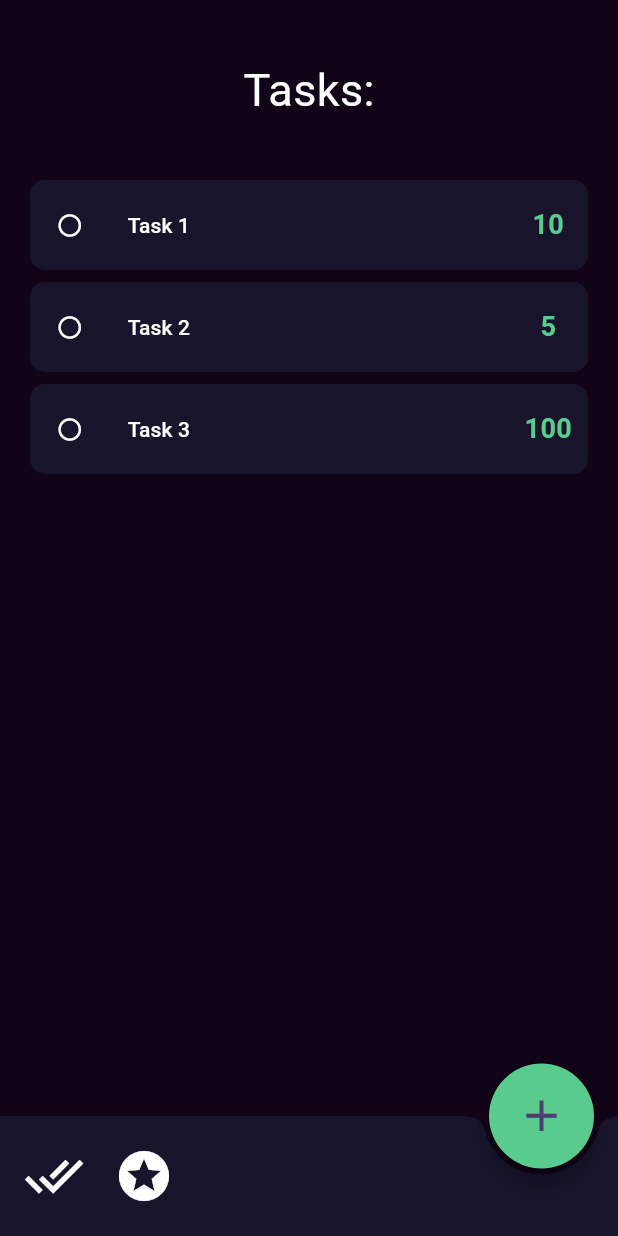
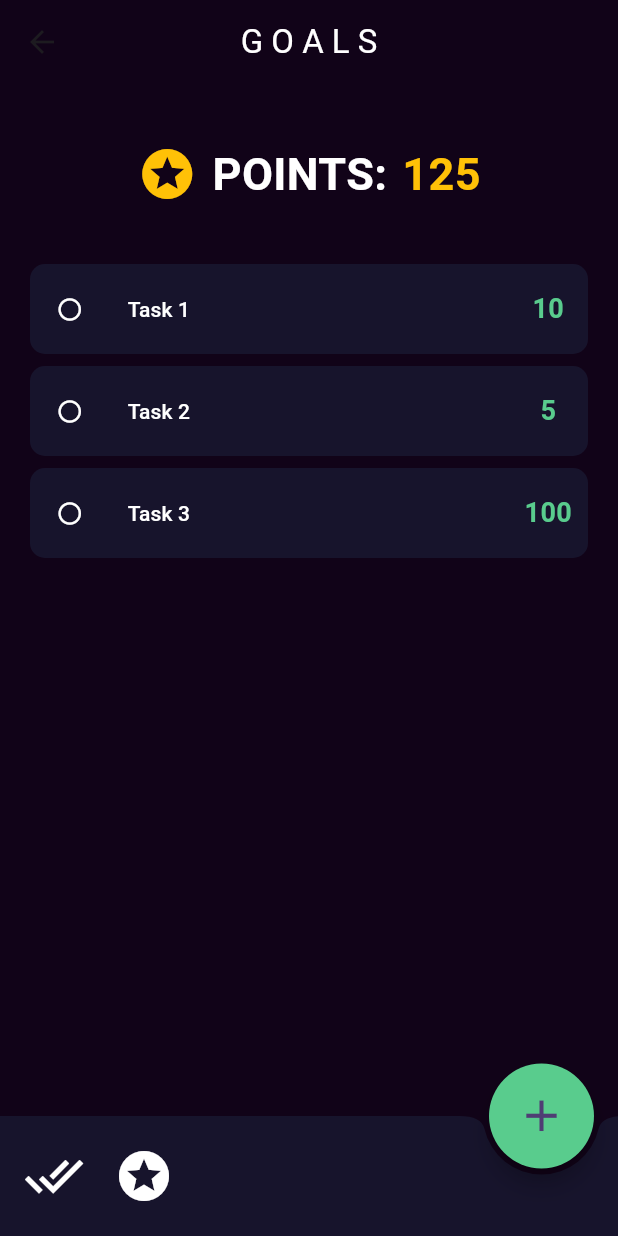
Before and after one commit to jbikeler/gml_task, a Flutter app: the screen it shows after launch, after a tap on the "stars" icon, on a phone screen of 412 x 824 dp. Run offline on Flutter 3.47's test engine with Material 3 defaults, Android fonts, the phone set to English and light mode, and no system bars.

Commit message:
Implemented Navigation
Can switch between Tasks and Goals screens. Partially styled task input dialog. Started goals page.

```diff
--- a/gml_app/lib/main.dart
+++ b/gml_app/lib/main.dart
@@ -1,6 +1,7 @@
 import 'package:flutter/material.dart';
 import 'package:gml_app/providers/tasks_provider.dart';
-import 'package:gml_app/screen/home_screen_mobile.dart';
+import 'package:gml_app/screen/mobile/goals_screen_mobile.dart';
+import 'package:gml_app/screen/mobile/home_screen_mobile.dart';
 import 'package:provider/provider.dart';
 
 void main() {
@@ -21,7 +22,11 @@ class MyApp extends StatelessWidget {
         colorScheme: ColorScheme.fromSeed(seedColor: Colors.deepPurple),
         useMaterial3: true,
       ),
-      home: const HomeMobile(),
+      initialRoute: "/",
+      routes: {
+        '/': (context) => const HomeMobile(),
+        '/goals': (context) => const GoalsMobile(),
+      }
     );
   }
 }
--- /dev/null
+++ b/gml_app/lib/models/goal_modal.dart
@@ -0,0 +1,8 @@
+class Goal{
+  int goalId = 0;
+  String title = "";
+  int points = 0;
+  bool complete = false;
+
+  Goal({required this.title, required this.points});
+}
--- a/gml_app/lib/screen/home_screen_mobile.dart
+++ b/gml_app/lib/screen/mobile/goals_screen_mobile.dart
@@ -4,12 +4,19 @@ import 'package:gml_app/widgets/mobile/taskcard_widget_mobile.dart';
 import 'package:gml_app/widgets/mobile/taskform_widget_mobile.dart';
 import 'package:provider/provider.dart';
 
-class HomeMobile extends StatelessWidget {
-  const HomeMobile({super.key});
+class GoalsMobile extends StatelessWidget {
+  const GoalsMobile({super.key});
 
   @override
   Widget build(BuildContext context) {
     return Scaffold(
+      appBar: AppBar(
+        title: Text('G O A L S',
+        style: TextStyle(color: Colors.white),
+        ),
+        centerTitle: true,
+        backgroundColor: const Color.fromARGB(255, 17, 3, 24),
+      ),
       backgroundColor: const Color.fromARGB(255, 17, 3, 24),
       body: const SafeArea(
         child: Column(
@@ -17,11 +24,36 @@ class HomeMobile extends StatelessWidget {
             SizedBox(
               height: 120,
               child: Center(
-                child: Text("Tasks:",
-                style: TextStyle(
-                  color: Colors.white,
-                  fontSize: 30,
-                ),),
+                child: Row(
+                  crossAxisAlignment: CrossAxisAlignment.center,
+                  mainAxisAlignment: MainAxisAlignment.center,
+                  children: [
+                    Icon(Icons.stars,
+                    color: Colors.amber,
+                    size: 40,
+                    ),
+                    SizedBox(
+                      width: 10,
+                    ),
+                    Text("POINTS:",
+                      style: TextStyle(
+                        color: Colors.white,
+                        fontSize: 30,
+                        fontWeight: FontWeight.bold
+                      ),
+                    ),
+                    SizedBox(
+                      width: 10,
+                    ),
+                    Text("125",
+                      style: TextStyle(
+                        color: Colors.amber,
+                        fontSize: 30,
+                        fontWeight: FontWeight.bold
+                      ),
+                    ),
+                  ],
+                ),
               ),
             ),
             Expanded(
@@ -65,7 +97,9 @@ class HomeMobile extends StatelessWidget {
                 width: 40,
                 child: IconButton(
                   padding: const EdgeInsets.all(0.0),
-                  onPressed: () {},
+                  onPressed: () {
+                    Navigator.pop(context);
+                  },
                   icon: const Icon(
                     Icons.done_all,
                     color: Colors.white,
--- /dev/null
+++ b/gml_app/lib/screen/mobile/home_screen_mobile.dart
@@ -0,0 +1,148 @@
+import 'package:flutter/material.dart';
+import 'package:gml_app/providers/tasks_provider.dart';
+import 'package:gml_app/widgets/mobile/taskcard_widget_mobile.dart';
+import 'package:gml_app/widgets/mobile/taskform_widget_mobile.dart';
+import 'package:provider/provider.dart';
+
+class HomeMobile extends StatelessWidget {
+  const HomeMobile({super.key});
+
+  @override
+  Widget build(BuildContext context) {
+    return Scaffold(
+      appBar: AppBar(
+        title: const Text('T A S K S',
+        style: TextStyle(color: Colors.white),
+        ),
+        centerTitle: true,
+        backgroundColor: const Color.fromARGB(255, 17, 3, 24),
+      ),
+      backgroundColor: const Color.fromARGB(255, 17, 3, 24),
+      body: const SafeArea(
+        child: Column(
+          children: [
+            SizedBox(
+              height: 120,
+              child: Center(
+                child: Row(
+                  crossAxisAlignment: CrossAxisAlignment.center,
+                  mainAxisAlignment: MainAxisAlignment.center,
+                  children: [
+                    Icon(Icons.stars,
+                    color: Colors.amber,
+                    size: 40,
+                    ),
+                    SizedBox(
+                      width: 10,
+                    ),
+                    Text("POINTS:",
+                      style: TextStyle(
+                        color: Colors.white,
+                        fontSize: 30,
+                        fontWeight: FontWeight.bold
+                      ),
+                    ),
+                    SizedBox(
+                      width: 10,
+                    ),
+                    Text("125",
+                      style: TextStyle(
+                        color: Colors.amber,
+                        fontSize: 30,
+                        fontWeight: FontWeight.bold
+                      ),
+                    ),
+                  ],
+                ),
+              ),
+            ),
+            Expanded(
+              child: Padding(
+                padding: EdgeInsets.fromLTRB(20, 0, 20, 0),
+                child: TaskList(),
+              )
+            ),
+          ]
+        ),
+      ),
+      floatingActionButton: SizedBox(
+        height: 70,
+        width: 70,
+        child: FloatingActionButton(
+          shape: const CircleBorder(),
+          onPressed: () {
+            showDialog(
+              context: context,
+              builder: (BuildContext context) {
+                return TaskForm();
+              });
+          },
+          backgroundColor: const Color.fromARGB(255, 89, 204, 141),
+          child: const Icon(
+            Icons.add,
+            size: 35,
+          ),
+        ),
+      ),
+      floatingActionButtonLocation: FloatingActionButtonLocation.endDocked,
+      bottomNavigationBar: BottomAppBar(
+        color: const Color.fromARGB(255, 23, 20, 44),
+        shape: const CircularNotchedRectangle(),
+        child: SizedBox(
+          height: 60.0,
+          child: Row(
+            children: [
+              SizedBox(
+                height: 40,
+                width: 40,
+                child: IconButton(
+                  padding: const EdgeInsets.all(0.0),
+                  onPressed: () {},
+                  icon: const Icon(
+                    Icons.done_all,
+                    color: Colors.white,
+                    size: 40,
+                  ),
+                ),
+              ),
+              const SizedBox(
+                width: 20,
+              ),
+              SizedBox(
+                height: 40,
+                width: 40,
+                child: IconButton(
+                  padding: const EdgeInsets.all(0.0),
+                  onPressed: () {
+                    Navigator.pushNamed(context, "/goals");
+                  },
+                  icon: const Icon(
+                    Icons.stars,
+                    color: Colors.white,
+                    size: 40,
+                  ),
+                ),
+              ),
+            ],
+          )
+        )
+      )
+    );
+  }
+}
+
+
+class TaskList extends StatelessWidget {
+  const TaskList({super.key});
+
+  @override
+  Widget build(BuildContext context) {
+    return Consumer<TasksProvider>(builder: (context, value, child) => ListView.separated(
+      itemCount: value.tasklist.length,
+      itemBuilder: (context, index) => TaskCard(taskId: index, title: value.tasklist[index].title, points: value.tasklist[index].points,),
+      separatorBuilder: (BuildContext context, int index) => const SizedBox(
+        height: 8.0,
+      ),
+    ));
+  }
+}
--- a/gml_app/lib/widgets/mobile/taskform_widget_mobile.dart
+++ b/gml_app/lib/widgets/mobile/taskform_widget_mobile.dart
@@ -46,10 +46,27 @@ class TaskForm extends StatelessWidget {
           ),
         ),
       ),
+      actionsAlignment: MainAxisAlignment.center,
       actions: [
+        TextButton(
+            style: TextButton.styleFrom(
+              backgroundColor: Color.fromARGB(255, 222, 112, 148),
+            ),
+            child: const Text("Cancel",
+              style: TextStyle(color: Colors.white),
+            ),
+            onPressed: () {
+              Navigator.of(context).pop();
+            },
+        ),
         Consumer(
-          builder: (context, value, child) => ElevatedButton(
-            child: const Text("Create Task"),
+          builder: (context, value, child) => TextButton(
+            style: TextButton.styleFrom(
+              backgroundColor: Color.fromARGB(255, 70, 195, 128),
+            ),
+            child: const Text("Create",
+              style: TextStyle(color: Colors.white),
+            ),
             onPressed: () {
               createTask(context);
             },
```
